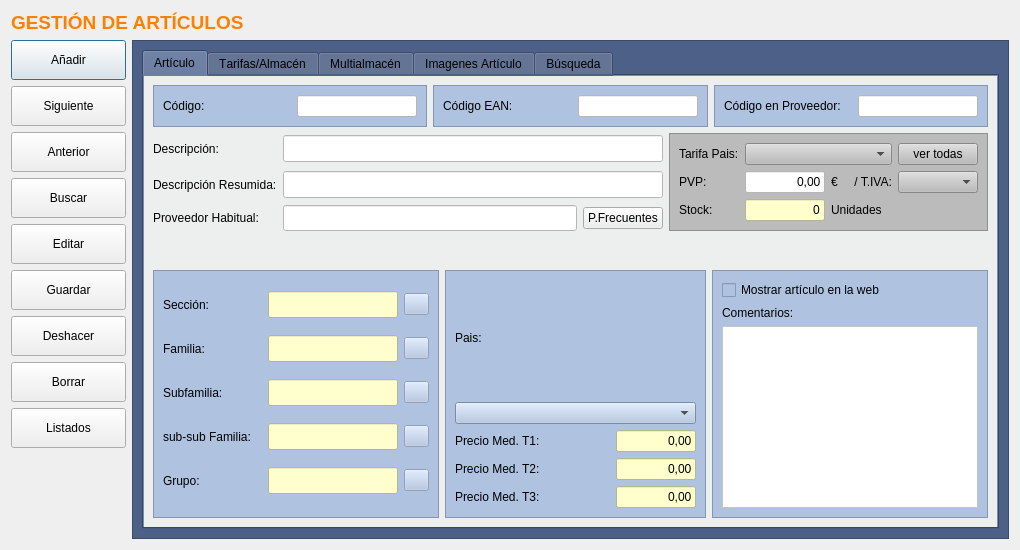
The window that frmarticulos.ui (arcnexus/RedFoX) describes before a commit, drawn with Qt 5.
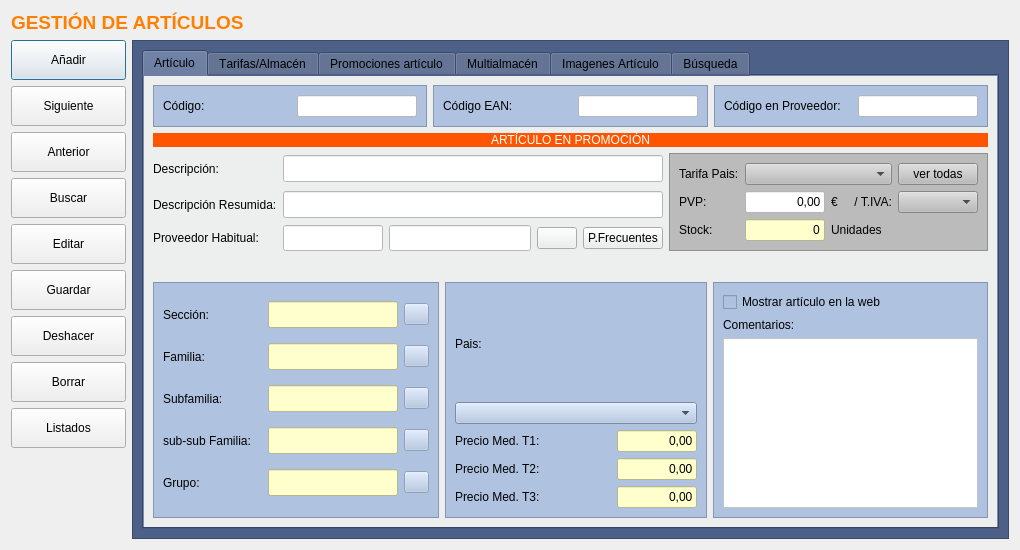
The same window after the commit. Icons and pictures are not drawn.

Commit message: gestión internacional de artículos

```diff
--- a/frmarticulos.ui
+++ b/frmarticulos.ui
@@ -349,28 +349,28 @@
          <layout class="QGridLayout" name="gridLayout_12">
           <item row="1" column="0" rowspan="2" colspan="6">
            <layout class="QGridLayout" name="gridLayout_9">
-            <item row="0" column="0">
+            <item row="1" column="0">
              <widget class="QLabel" name="label_6">
               <property name="text">
                <string>Descripción:</string>
               </property>
              </widget>
             </item>
-            <item row="1" column="0">
+            <item row="2" column="0">
              <widget class="QLabel" name="label_7">
               <property name="text">
                <string>Descripción Resumida:</string>
               </property>
              </widget>
             </item>
-            <item row="2" column="0">
+            <item row="3" column="0">
              <widget class="QLabel" name="label_8">
               <property name="text">
                <string>Proveedor Habitual:</string>
               </property>
              </widget>
             </item>
-            <item row="2" column="1">
+            <item row="3" column="2">
              <widget class="QLineEdit" name="txtcProveedor">
               <property name="maximumSize">
                <size>
@@ -383,7 +383,7 @@
               </property>
              </widget>
             </item>
-            <item row="3" column="0">
+            <item row="4" column="0">
              <spacer name="verticalSpacer_4">
               <property name="orientation">
                <enum>Qt::Vertical</enum>
@@ -396,7 +396,7 @@
               </property>
              </spacer>
             </item>
-            <item row="0" column="3" rowspan="3">
+            <item row="1" column="5" rowspan="3">
              <widget class="QFrame" name="frame_2">
               <property name="minimumSize">
                <size>
@@ -511,14 +511,14 @@
               </layout>
              </widget>
             </item>
-            <item row="2" column="2">
+            <item row="3" column="4">
              <widget class="QPushButton" name="pushButton">
               <property name="text">
                <string>P.Frecuentes</string>
               </property>
              </widget>
             </item>
-            <item row="1" column="1" colspan="2">
+            <item row="2" column="1" colspan="4">
              <widget class="QLineEdit" name="txtcDescripcionResumida">
               <property name="maximumSize">
                <size>
@@ -531,7 +531,7 @@
               </property>
              </widget>
             </item>
-            <item row="0" column="1" colspan="2">
+            <item row="1" column="1" colspan="4">
              <widget class="QLineEdit" name="txtcDescripcion">
               <property name="maximumSize">
                <size>
@@ -544,6 +544,60 @@
               </property>
              </widget>
             </item>
+            <item row="3" column="3">
+             <widget class="QPushButton" name="btnBuscarProveedor">
+              <property name="text">
+               <string/>
+              </property>
+              <property name="icon">
+               <iconset resource="terra.qrc">
+                <normaloff>:/Icons/PNG/search.png</normaloff>:/Icons/PNG/search.png</iconset>
+              </property>
+              <property name="iconSize">
+               <size>
+                <width>16</width>
+                <height>16</height>
+               </size>
+              </property>
+             </widget>
+            </item>
+            <item row="3" column="1">
+             <widget class="QLineEdit" name="txtCodigoProveedor">
+              <property name="minimumSize">
+               <size>
+                <width>100</width>
+                <height>0</height>
+               </size>
+              </property>
+              <property name="maximumSize">
+               <size>
+                <width>100</width>
+                <height>27</height>
+               </size>
+              </property>
+              <property name="styleSheet">
+               <string notr="true">background-color: rgb(255, 255, 255);</string>
+              </property>
+             </widget>
+            </item>
+            <item row="0" column="0" colspan="6">
+             <widget class="QLabel" name="label_17">
+              <property name="styleSheet">
+               <string notr="true">background-color: rgb(255, 85, 0);
+font: 75 9pt &quot;Cantarell&quot;;
+color: rgb(255, 255, 255);</string>
+              </property>
+              <property name="locale">
+               <locale language="Spanish" country="Spain"/>
+              </property>
+              <property name="text">
+               <string>ARTÍCULO EN PROMOCIÓN</string>
+              </property>
+              <property name="alignment">
+               <set>Qt::AlignCenter</set>
+              </property>
+             </widget>
+            </item>
            </layout>
           </item>
           <item row="0" column="0" colspan="6">
@@ -933,6 +987,12 @@
                 <iconset resource="terra.qrc">
                  <normaloff>:/Icons/PNG/search.png</normaloff>:/Icons/PNG/search.png</iconset>
                </property>
+               <property name="iconSize">
+                <size>
+                 <width>16</width>
+                 <height>16</height>
+                </size>
+               </property>
               </widget>
              </item>
              <item row="1" column="0">
@@ -986,6 +1046,12 @@
                 <iconset resource="terra.qrc">
                  <normaloff>:/Icons/PNG/search.png</normaloff>:/Icons/PNG/search.png</iconset>
                </property>
+               <property name="iconSize">
+                <size>
+                 <width>16</width>
+                 <height>16</height>
+                </size>
+               </property>
               </widget>
              </item>
              <item row="2" column="0">
@@ -1039,6 +1105,12 @@
                 <iconset resource="terra.qrc">
                  <normaloff>:/Icons/PNG/search.png</normaloff>:/Icons/PNG/search.png</iconset>
                </property>
+               <property name="iconSize">
+                <size>
+                 <width>16</width>
+                 <height>16</height>
+                </size>
+               </property>
               </widget>
              </item>
              <item row="3" column="0">
@@ -1092,6 +1164,12 @@
                 <iconset resource="terra.qrc">
                  <normaloff>:/Icons/PNG/search.png</normaloff>:/Icons/PNG/search.png</iconset>
                </property>
+               <property name="iconSize">
+                <size>
+                 <width>16</width>
+                 <height>16</height>
+                </size>
+               </property>
               </widget>
              </item>
              <item row="4" column="0">
@@ -1145,6 +1223,12 @@
                 <iconset resource="terra.qrc">
                  <normaloff>:/Icons/PNG/search.png</normaloff>:/Icons/PNG/search.png</iconset>
                </property>
+               <property name="iconSize">
+                <size>
+                 <width>16</width>
+                 <height>16</height>
+                </size>
+               </property>
               </widget>
              </item>
             </layout>
@@ -1915,6 +1999,14 @@
           </item>
          </layout>
         </widget>
+        <widget class="QWidget" name="tab_8">
+         <property name="styleSheet">
+          <string notr="true">background-color: #ecefed;</string>
+         </property>
+         <attribute name="title">
+          <string>Promociones artículo</string>
+         </attribute>
+        </widget>
         <widget class="QWidget" name="tab_5">
          <property name="styleSheet">
           <string notr="true">background-color: #ecefed;</string>
```
The commit also changes 2 other files.
